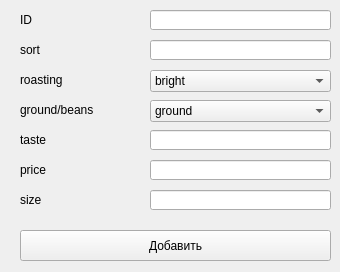
Above: addEditCoffeeForm.ui from George-crypto-code/fourth before the change. Below: the same form after it.
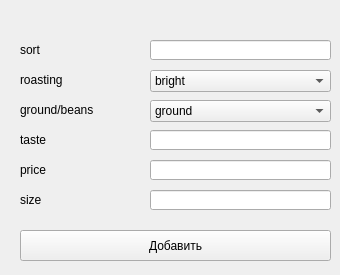
That is the form after the change.

The edit to the form file:
```diff
--- a/addEditCoffeeForm.ui
+++ b/addEditCoffeeForm.ui
@@ -7,23 +7,13 @@
                 <x>0</x>
                 <y>0</y>
                 <width>340</width>
-                <height>272</height>
+                <height>275</height>
             </rect>
         </property>
         <property name="windowTitle">
             <string>MainWindow</string>
         </property>
         <widget class="QWidget" name="centralwidget">
-            <widget class="QLineEdit" name="IDEdit">
-                <property name="geometry">
-                    <rect>
-                        <x>150</x>
-                        <y>10</y>
-                        <width>181</width>
-                        <height>20</height>
-                    </rect>
-                </property>
-            </widget>
             <widget class="QLineEdit" name="sortEdit">
                 <property name="geometry">
                     <rect>
@@ -64,19 +54,6 @@
                     </rect>
                 </property>
             </widget>
-            <widget class="QLabel" name="label">
-                <property name="geometry">
-                    <rect>
-                        <x>20</x>
-                        <y>10</y>
-                        <width>131</width>
-                        <height>20</height>
-                    </rect>
-                </property>
-                <property name="text">
-                    <string>ID</string>
-                </property>
-            </widget>
             <widget class="QLabel" name="label_2">
                 <property name="geometry">
                     <rect>
```
Left out of the diff: 6 changed lines with no effect on the pictures.
